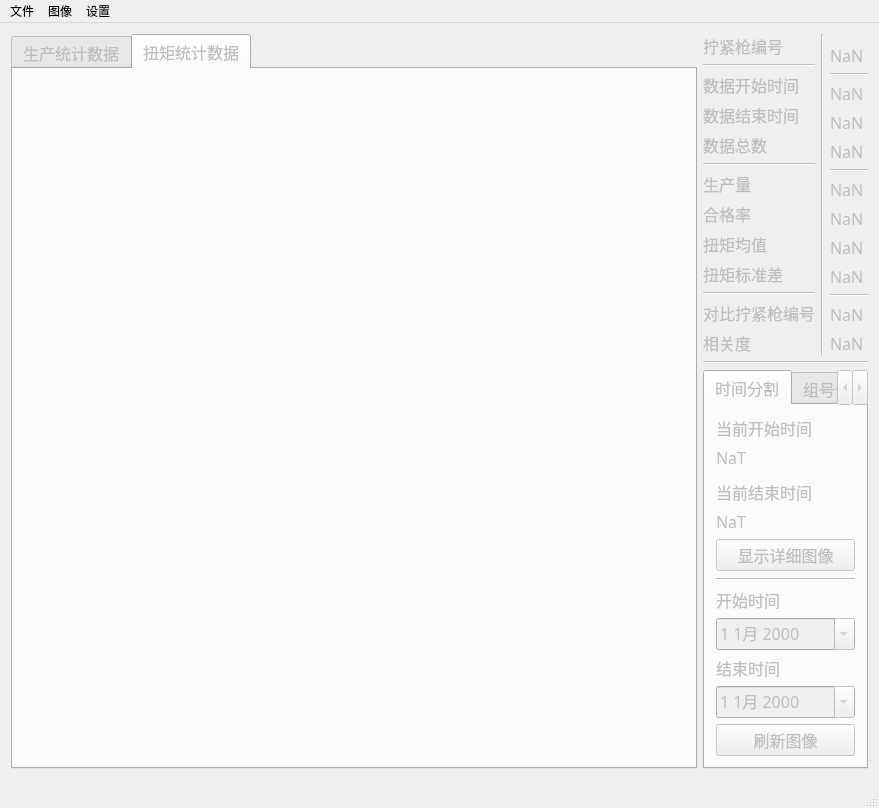
Above: db_process/ui/mainwindow.ui from Sanvenir/db_process before the change. Below: the same form after it.
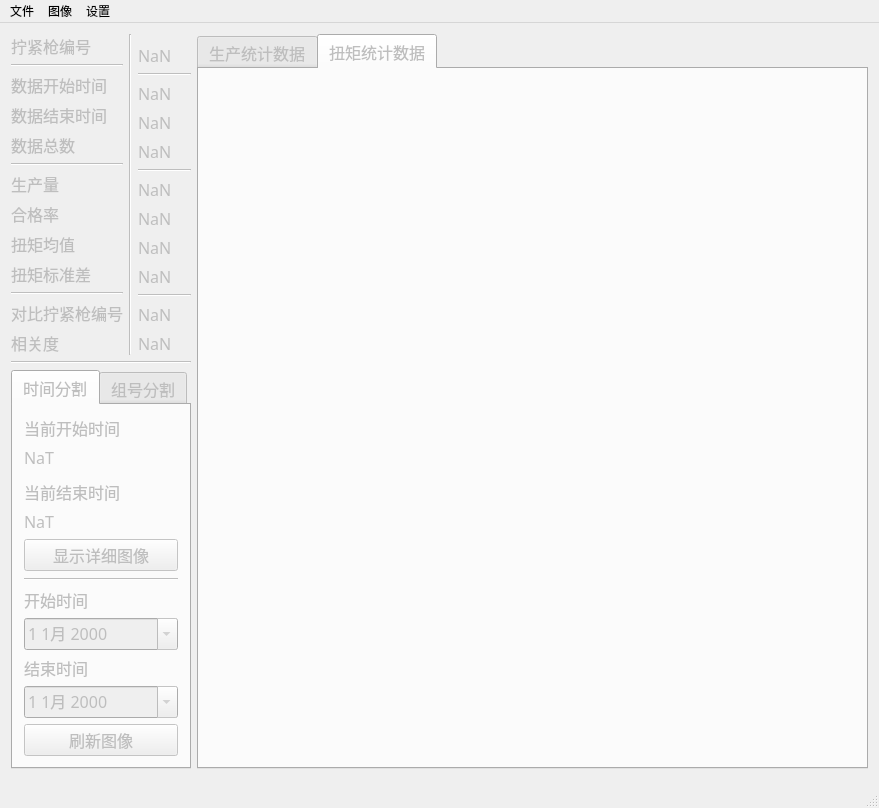
That is the form after the change. The open tabs and pages were chosen to show the change.

What changed in the file:
```diff
--- a/db_process/ui/mainwindow.ui
+++ b/db_process/ui/mainwindow.ui
@@ -32,39 +32,10 @@
    <property name="enabled">
     <bool>false</bool>
    </property>
-   <layout class="QHBoxLayout" name="horizontalLayout" stretch="0,1">
+   <layout class="QHBoxLayout" name="horizontalLayout" stretch="0,0">
     <property name="sizeConstraint">
      <enum>QLayout::SetNoConstraint</enum>
     </property>
-    <item>
-     <widget class="QTabWidget" name="figure">
-      <property name="sizePolicy">
-       <sizepolicy hsizetype="Expanding" vsizetype="Expanding">
-        <horstretch>5</horstretch>
-        <verstretch>5</verstretch>
-       </sizepolicy>
-      </property>
-      <property name="font">
-       <font>
-        <family>等线</family>
-        <pointsize>12</pointsize>
-       </font>
-      </property>
-      <property name="currentIndex">
-       <number>0</number>
-      </property>
-      <widget class="QWidget" name="figure_production">
-       <attribute name="title">
-        <string>生产统计数据</string>
-       </attribute>
-      </widget>
-      <widget class="QWidget" name="figure_torque">
-       <attribute name="title">
-        <string>扭矩统计数据</string>
-       </attribute>
-      </widget>
-     </widget>
-    </item>
     <item>
      <layout class="QVBoxLayout" name="verticalLayout" stretch="1,0,0">
       <property name="sizeConstraint">
@@ -78,7 +49,7 @@
            <spacer name="verticalSpacer_7">
             <property name="font">
              <font>
-              <family>等线</family>
+              <family>黑体</family>
               <pointsize>12</pointsize>
              </font>
             </property>
@@ -103,7 +74,7 @@
             </property>
             <property name="font">
              <font>
-              <family>等线</family>
+              <family>黑体</family>
               <pointsize>12</pointsize>
              </font>
             </property>
@@ -116,7 +87,7 @@
            <widget class="Line" name="line_9">
             <property name="font">
              <font>
-              <family>等线</family>
+              <family>黑体</family>
               <pointsize>12</pointsize>
              </font>
             </property>
@@ -129,7 +100,7 @@
            <widget class="QLabel" name="label_5">
             <property name="font">
              <font>
-              <family>等线</family>
+              <family>黑体</family>
               <pointsize>12</pointsize>
              </font>
             </property>
@@ -142,7 +113,7 @@
            <widget class="QLabel" name="label_6">
             <property name="font">
              <font>
-              <family>等线</family>
+              <family>黑体</family>
               <pointsize>12</pointsize>
              </font>
             </property>
@@ -155,7 +126,7 @@
            <widget class="QLabel" name="label_7">
             <property name="font">
              <font>
-              <family>等线</family>
+              <family>黑体</family>
               <pointsize>12</pointsize>
              </font>
             </property>
@@ -168,7 +139,7 @@
            <widget class="Line" name="line_5">
             <property name="font">
              <font>
-              <family>等线</family>
+              <family>黑体</family>
               <pointsize>12</pointsize>
              </font>
             </property>
@@ -181,7 +152,7 @@
            <widget class="QLabel" name="label_total_production">
             <property name="font">
              <font>
-              <family>等线</family>
+              <family>黑体</family>
               <pointsize>12</pointsize>
              </font>
             </property>
@@ -194,7 +165,7 @@
            <widget class="QLabel" name="label_total_qualification">
             <property name="font">
              <font>
-              <family>等线</family>
+              <family>黑体</family>
               <pointsize>12</pointsize>
              </font>
             </property>
@@ -207,7 +178,7 @@
            <widget class="QLabel" name="label_total_mean">
             <property name="font">
              <font>
-              <family>等线</family>
+              <family>黑体</family>
               <pointsize>12</pointsize>
              </font>
             </property>
@@ -220,7 +191,7 @@
            <widget class="QLabel" name="label_total_std">
             <property name="font">
              <font>
-              <family>等线</family>
+              <family>黑体</family>
               <pointsize>12</pointsize>
              </font>
             </property>
@@ -233,7 +204,7 @@
            <widget class="Line" name="line_7">
             <property name="font">
              <font>
-              <family>等线</family>
+              <family>黑体</family>
               <pointsize>12</pointsize>
              </font>
             </property>
@@ -246,7 +217,7 @@
            <widget class="QLabel" name="label">
             <property name="font">
              <font>
-              <family>等线</family>
+              <family>黑体</family>
               <pointsize>12</pointsize>
              </font>
             </property>
@@ -259,7 +230,7 @@
            <widget class="QLabel" name="label_3">
             <property name="font">
              <font>
-              <family>等线</family>
+              <family>黑体</family>
               <pointsize>12</pointsize>
              </font>
             </property>
@@ -280,7 +251,7 @@
           </property>
           <property name="font">
            <font>
-            <family>等线</family>
+            <family>黑体</family>
             <pointsize>12</pointsize>
            </font>
           </property>
@@ -295,7 +266,7 @@
            <spacer name="verticalSpacer_8">
             <property name="font">
              <font>
-              <family>等线</family>
+              <family>黑体</family>
               <pointsize>12</pointsize>
              </font>
             </property>
@@ -314,7 +285,7 @@
            <widget class="QLabel" name="spindle">
             <property name="font">
              <font>
-              <family>等线</family>
+              <family>黑体</family>
               <pointsize>12</pointsize>
              </font>
             </property>
@@ -327,7 +298,7 @@
            <widget class="Line" name="line_10">
             <property name="font">
              <font>
-              <family>等线</family>
+              <family>黑体</family>
               <pointsize>12</pointsize>
              </font>
             </property>
@@ -340,7 +311,7 @@
            <widget class="QLabel" name="label_total_start">
             <property name="font">
              <font>
-              <family>等线</family>
+              <family>黑体</family>
               <pointsize>12</pointsize>
              </font>
             </property>
@@ -353,7 +324,7 @@
            <widget class="QLabel" name="label_total_end">
             <property name="font">
              <font>
-              <family>等线</family>
+              <family>黑体</family>
               <pointsize>12</pointsize>
              </font>
             </property>
@@ -366,7 +337,7 @@
            <widget class="QLabel" name="label_total_num">
             <property name="font">
              <font>
-              <family>等线</family>
+              <family>黑体</family>
               <pointsize>12</pointsize>
              </font>
             </property>
@@ -379,7 +350,7 @@
            <widget class="Line" name="line_6">
             <property name="font">
              <font>
-              <family>等线</family>
+              <family>黑体</family>
               <pointsize>12</pointsize>
              </font>
             </property>
@@ -392,7 +363,7 @@
            <widget class="QLabel" name="total_production">
             <property name="font">
              <font>
-              <family>等线</family>
+              <family>黑体</family>
               <pointsize>12</pointsize>
              </font>
             </property>
@@ -405,7 +376,7 @@
            <widget class="QLabel" name="total_qualification">
             <property name="font">
              <font>
-              <family>等线</family>
+              <family>黑体</family>
               <pointsize>12</pointsize>
              </font>
             </property>
@@ -418,7 +389,7 @@
            <widget class="QLabel" name="total_mean">
             <property name="font">
              <font>
-              <family>等线</family>
+              <family>黑体</family>
               <pointsize>12</pointsize>
              </font>
             </property>
@@ -431,7 +402,7 @@
            <widget class="QLabel" name="total_std">
             <property name="font">
              <font>
-              <family>等线</family>
+              <family>黑体</family>
               <pointsize>12</pointsize>
              </font>
             </property>
@@ -444,7 +415,7 @@
            <widget class="Line" name="line_8">
             <property name="font">
              <font>
-              <family>等线</family>
+              <family>黑体</family>
               <pointsize>12</pointsize>
              </font>
             </property>
@@ -457,7 +428,7 @@
            <widget class="QLabel" name="label_comp_spindle_id">
             <property name="font">
              <font>
-              <family>等线</family>
+              <family>黑体</family>
               <pointsize>12</pointsize>
              </font>
             </property>
@@ -470,7 +441,7 @@
            <widget class="QLabel" name="label_correlation">
             <property name="font">
              <font>
-              <family>等线</family>
+              <family>黑体</family>
               <pointsize>12</pointsize>
              </font>
             </property>
@@ -487,7 +458,7 @@
        <widget class="Line" name="line">
         <property name="font">
          <font>
-          <family>等线</family>
+          <family>黑体</family>
           <pointsize>12</pointsize>
          </font>
         </property>
@@ -506,7 +477,7 @@
         </property>
         <property name="font">
          <font>
-          <family>等线</family>
+          <family>黑体</family>
           <pointsize>12</pointsize>
          </font>
         </property>
@@ -522,7 +493,7 @@
            <widget class="QLabel" name="label_current_start_time">
             <property name="font">
              <font>
-              <family>等线</family>
+              <family>黑体</family>
               <pointsize>12</pointsize>
              </font>
             </property>
@@ -535,7 +506,7 @@
            <widget class="QLabel" name="current_start_time">
             <property name="font">
              <font>
-              <family>等线</family>
+              <family>黑体</family>
               <pointsize>12</pointsize>
              </font>
             </property>
@@ -548,7 +519,7 @@
            <spacer name="verticalSpacer_2">
             <property name="font">
              <font>
-              <family>等线</family>
+              <family>黑体</family>
               <pointsize>12</pointsize>
              </font>
             </property>
@@ -570,7 +541,7 @@
            <widget class="QLabel" name="label_current_end_time">
             <property name="font">
              <font>
-              <family>等线</family>
+              <family>黑体</family>
               <pointsize>12</pointsize>
              </font>
             </property>
@@ -583,7 +554,7 @@
            <widget class="QLabel" name="current_end_time">
             <property name="font">
              <font>
-              <family>等线</family>
+              <family>黑体</family>
               <pointsize>12</pointsize>
              </font>
             </property>
@@ -602,7 +573,7 @@
             </property>
             <property name="font">
              <font>
-              <family>等线</family>
+              <family>黑体</family>
               <pointsize>12</pointsize>
              </font>
             </property>
@@ -615,7 +586,7 @@
            <spacer name="verticalSpacer_9">
             <property name="font">
              <font>
-              <family>等线</family>
+              <family>黑体</family>
               <pointsize>12</pointsize>
              </font>
             </property>
@@ -640,7 +611,7 @@
             </property>
             <property name="font">
              <font>
-              <family>等线</family>
+              <family>黑体</family>
               <pointsize>12</pointsize>
              </font>
             </property>
@@ -653,7 +624,7 @@
            <spacer name="verticalSpacer_10">
             <property name="font">
              <font>
-              <family>等线</family>
+              <family>黑体</family>
               <pointsize>12</pointsize>
              </font>
             </property>
@@ -678,7 +649,7 @@
             </property>
             <property name="font">
              <font>
-              <family>等线</family>
+              <family>黑体</family>
               <pointsize>12</pointsize>
              </font>
             </property>
@@ -697,7 +668,7 @@
             </property>
             <property name="font">
              <font>
-              <family>等线</family>
+              <family>黑体</family>
               <pointsize>12</pointsize>
              </font>
             </property>
@@ -710,7 +681,7 @@
            <widget class="QLabel" name="label_end_time">
             <property name="font">
              <font>
-              <family>等线</family>
+              <family>黑体</family>
               <pointsize>12</pointsize>
              </font>
             </property>
@@ -729,7 +700,7 @@
             </property>
             <property name="font">
              <font>
-              <family>等线</family>
+              <family>黑体</family>
               <pointsize>12</pointsize>
              </font>
             </property>
@@ -748,7 +719,7 @@
             </property>
             <property name="font">
              <font>
-              <family>等线</family>
+              <family>黑体</family>
               <pointsize>12</pointsize>
              </font>
             </property>
@@ -913,6 +884,35 @@
       </item>
      </layout>
     </item>
+    <item>
+     <widget class="QTabWidget" name="figure">
+      <property name="sizePolicy">
+       <sizepolicy hsizetype="Expanding" vsizetype="Expanding">
+        <horstretch>5</horstretch>
+        <verstretch>5</verstretch>
+       </sizepolicy>
+      </property>
+      <property name="font">
+       <font>
+        <family>黑体</family>
+        <pointsize>12</pointsize>
+       </font>
+      </property>
+      <property name="currentIndex">
+       <number>1</number>
+      </property>
+      <widget class="QWidget" name="figure_production">
+       <attribute name="title">
+        <string>生产统计数据</string>
+       </attribute>
+      </widget>
+      <widget class="QWidget" name="figure_torque">
+       <attribute name="title">
+        <string>扭矩统计数据</string>
+       </attribute>
+      </widget>
+     </widget>
+    </item>
    </layout>
   </widget>
   <widget class="QMenuBar" name="menuBar">
```
Left out of the diff: 70 changed lines with no effect on the pictures.
